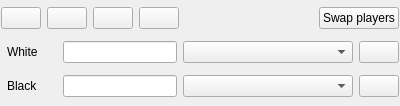
This is src/gui/playgame.ui in franzm/shatrabase as Qt 5 draws it before an edit. The edited form follows.
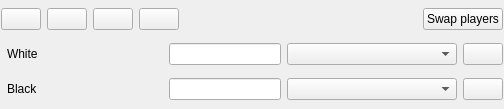
This is the edited form. Icons and pictures are not drawn. Custom widgets are drawn as their Qt base class.

Commit message: work on playgame / widget enabledness / info line

```diff
--- a/src/gui/playgame.ui
+++ b/src/gui/playgame.ui
@@ -6,8 +6,8 @@
    <rect>
     <x>0</x>
     <y>0</y>
-    <width>400</width>
-    <height>106</height>
+    <width>504</width>
+    <height>109</height>
    </rect>
   </property>
   <property name="windowTitle">
@@ -166,6 +166,19 @@
        </property>
       </widget>
      </item>
+     <item>
+      <widget class="QLabel" name="labelInfo1">
+       <property name="minimumSize">
+        <size>
+         <width>100</width>
+         <height>0</height>
+        </size>
+       </property>
+       <property name="text">
+        <string/>
+       </property>
+      </widget>
+     </item>
      <item>
       <widget class="QLineEdit" name="nameEdit1">
        <property name="text">
@@ -217,6 +230,19 @@
        </property>
       </widget>
      </item>
+     <item>
+      <widget class="QLabel" name="labelInfo2">
+       <property name="minimumSize">
+        <size>
+         <width>100</width>
+         <height>0</height>
+        </size>
+       </property>
+       <property name="text">
+        <string/>
+       </property>
+      </widget>
+     </item>
      <item>
       <widget class="QLineEdit" name="nameEdit2">
        <property name="text">
```
The commit also changes 8 other files.
